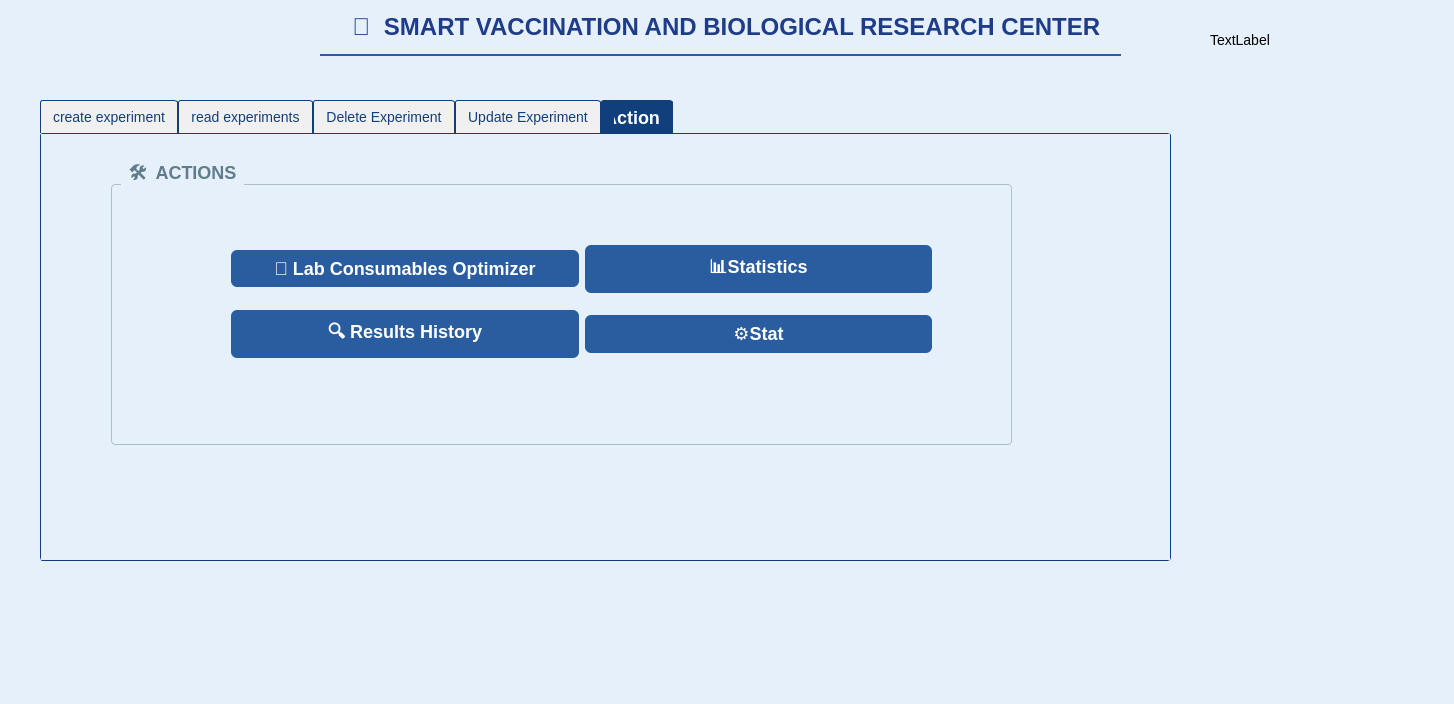
Before: the Qt Designer form mainwindow.ui in hadirtekaya1/Smart-Vaccination-and-Biological-Research-Center, drawn with Qt 5.
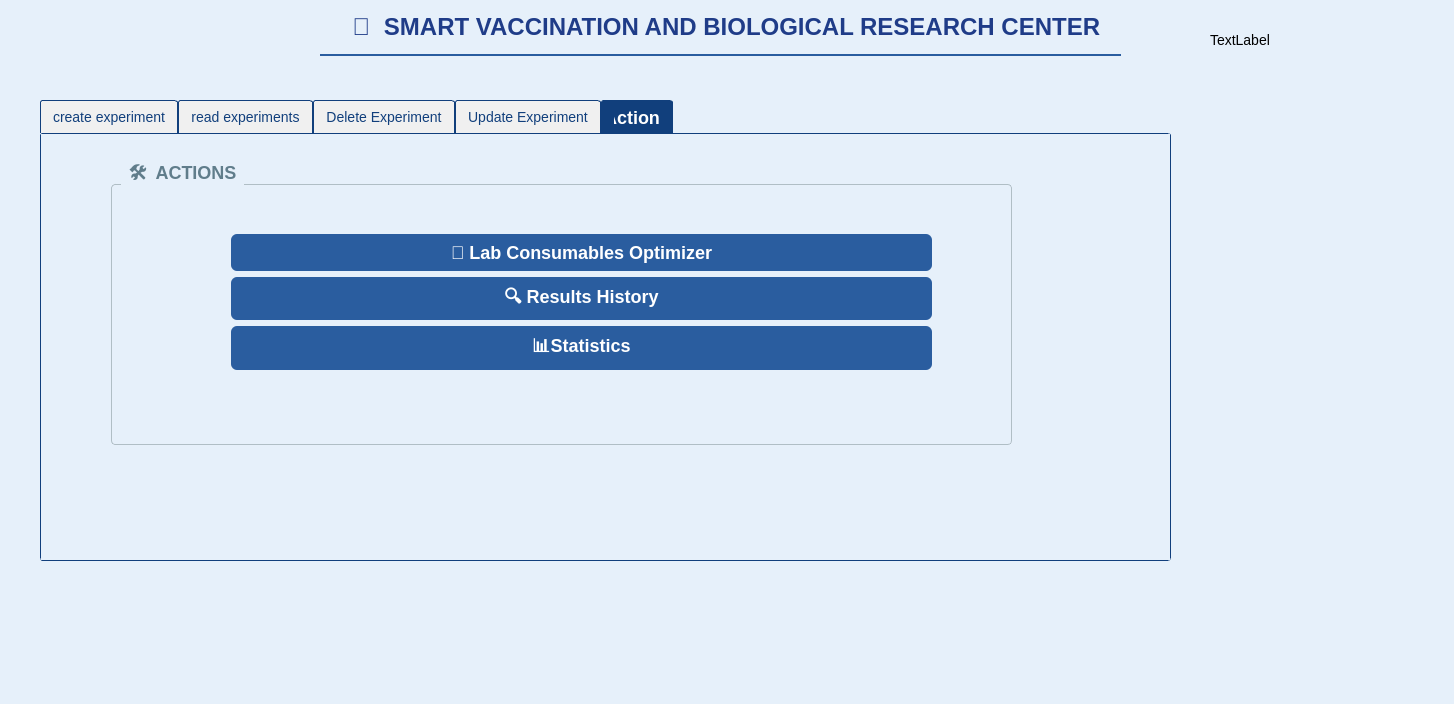
After: the same form once the commit is applied. The open tabs and pages were chosen to show the change.

Diff of the .ui file:
```diff
--- a/mainwindow.ui
+++ b/mainwindow.ui
@@ -1230,7 +1230,7 @@
           </property>
          </widget>
         </item>
-        <item row="1" column="1">
+        <item row="2" column="0">
          <widget class="QPushButton" name="statButton">
           <property name="styleSheet">
            <string notr="true">QPushButton#statButton{
@@ -1243,28 +1243,6 @@
 }
 
 QPushButton#statButton:hover {
-    background-color: #1f497d;
-}
-</string>
-          </property>
-          <property name="text">
-           <string>⚙️Stat</string>
-          </property>
-         </widget>
-        </item>
-        <item row="0" column="1">
-         <widget class="QPushButton" name="statisticsButton">
-          <property name="styleSheet">
-           <string notr="true">QPushButton#statisticsButton {
-    background-color: #2a5d9f;
-    color: white;
-    padding: 8px 16px;
-    border-radius: 6px;
-	font-size: 18px;
-    font-weight: bold;
-}
-
-QPushButton#statisticsButton:hover {
     background-color: #1f497d;
 }
 </string>
```
Left out of the diff: 2 changed lines with no effect on the pictures.
